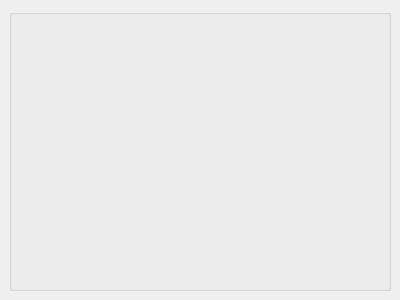
Before: the Qt Designer form Polyhedron/demo/Polyhedron/Plugins/PMP/Color_spheres_widget.ui in CGAL/cgal, drawn with Qt 5.
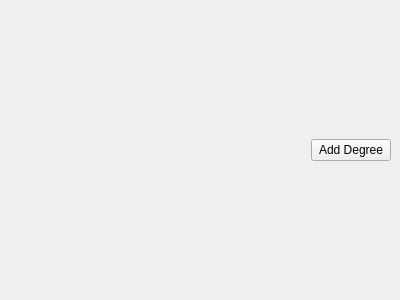
After: the same form once the commit is applied.

Patch:
```diff
--- a/Polyhedron/demo/Polyhedron/Plugins/PMP/Color_spheres_widget.ui
+++ b/Polyhedron/demo/Polyhedron/Plugins/PMP/Color_spheres_widget.ui
@@ -14,14 +14,33 @@
    <string>DockWidget</string>
   </property>
   <widget class="QWidget" name="dockWidgetContents">
-   <layout class="QVBoxLayout" name="verticalLayout">
+   <layout class="QVBoxLayout" name="verticalLayout" stretch="1,0">
     <item>
-     <widget class="QGroupBox" name="groupBox">
-      <property name="title">
-       <string/>
-      </property>
-      <layout class="QVBoxLayout" name="verticalLayout_2"/>
-     </widget>
+     <layout class="QGridLayout" name="gridLayout"/>
+    </item>
+    <item>
+     <layout class="QHBoxLayout" name="horizontalLayout">
+      <item>
+       <spacer name="horizontalSpacer">
+        <property name="orientation">
+         <enum>Qt::Horizontal</enum>
+        </property>
+        <property name="sizeHint" stdset="0">
+         <size>
+          <width>40</width>
+          <height>20</height>
+         </size>
+        </property>
+       </spacer>
+      </item>
+      <item>
+       <widget class="QPushButton" name="pushButton">
+        <property name="text">
+         <string>Add Degree</string>
+        </property>
+       </widget>
+      </item>
+     </layout>
     </item>
    </layout>
   </widget>
```
